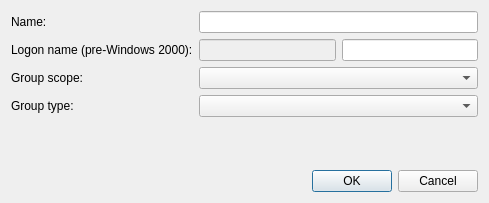
Before: the Qt Designer form src/admc/create_group_dialog.ui in altlinux/admc, drawn with Qt 5.
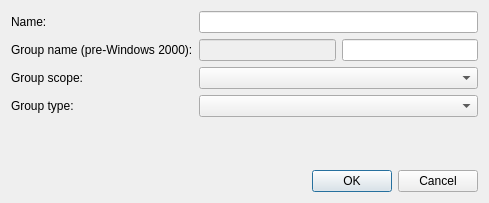
After: the same form once the commit is applied.

Commit message: fix "group name" field text

The edit to the form file:
```diff
--- a/src/admc/create_group_dialog.ui
+++ b/src/admc/create_group_dialog.ui
@@ -29,7 +29,7 @@
      <item row="1" column="0">
       <widget class="QLabel" name="logonNamePreWindows2000Label">
        <property name="text">
-        <string>Logon name (pre-Windows 2000):</string>
+        <string>Group name (pre-Windows 2000):</string>
        </property>
       </widget>
      </item>
```
The commit also changes 2 other files.
